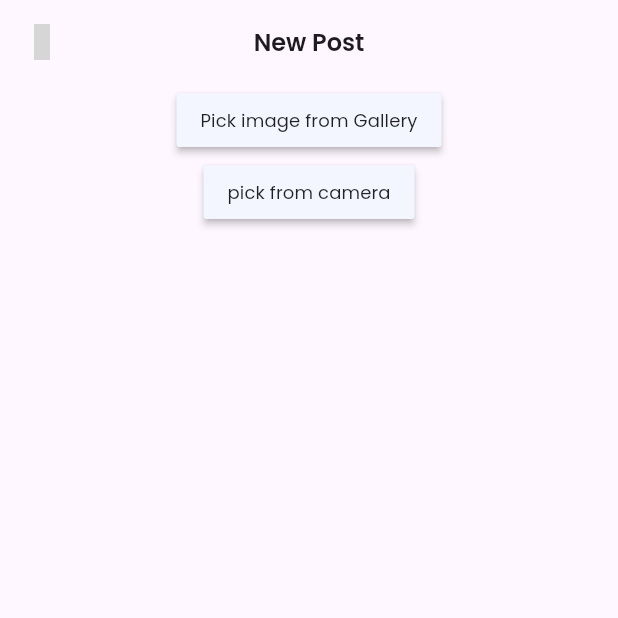
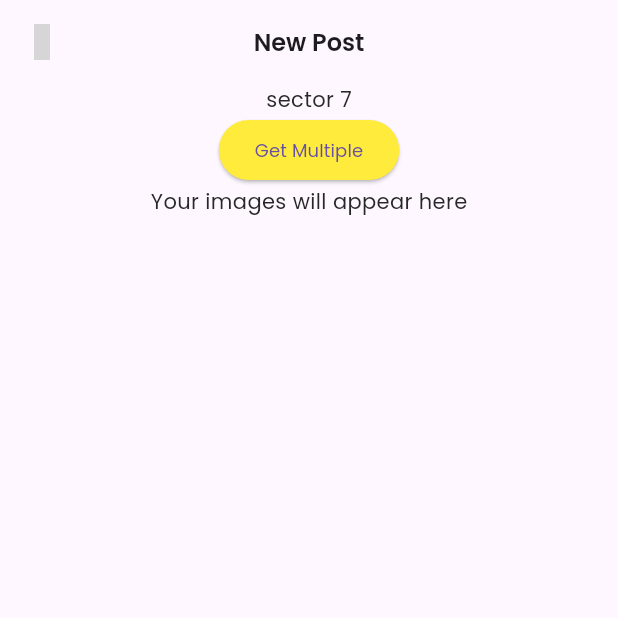
Before and after one commit to dev-blax/verbose-octo-invention, a Flutter app: the screen it shows after launch, item 3 of the bottom bar chosen, on a phone screen of 412 x 824 dp, the top half of it. Run offline on Flutter 3.47's test engine with Material 3 defaults, Android fonts, the phone set to English and light mode, and no system bars; our stand-ins replace flutter_spinkit, flutter_svg, get, iconsax, image_picker, rive and 1 more; grey boxes are pictures that could not be loaded.

Commit message:
progress one on home screen

```diff
--- a/lib/Features/Feeds/screens/home_screen.dart
+++ b/lib/Features/Feeds/screens/home_screen.dart
@@ -71,7 +71,7 @@ class _HomeScreenState extends State<HomeScreen> {
         ),
         const PostCard(
           postImageString: 'assets/images/portrait1.jpg',
-          username: 'Dwight Danda',
+          username: 'Stancer Fame',
           isVerified: false,
           location: 'Morena Hotel, Dodoma',
           profilePictureString: 'assets/images/lady-nice-hair.jpg',
--- a/lib/Features/Feeds/screens/new_post_screen.dart
+++ b/lib/Features/Feeds/screens/new_post_screen.dart
@@ -14,6 +14,9 @@ class NewPostScreen extends StatefulWidget {
 }
 
 class _NewPostScreenState extends State<NewPostScreen> {
+  List<File> selectedImages = [];
+  final picker = ImagePicker();
+
   File? image;
   void getImageFromGallery() async {
     try {
@@ -43,6 +46,23 @@ class _NewPostScreenState extends State<NewPostScreen> {
     }
   }
 
+  Future getImages() async {
+    final pickedFile = await picker.pickMultiImage(
+        imageQuality: 100, maxHeight: 1000, maxWidth: 1000);
+
+    List<XFile> xfilepick = pickedFile;
+
+    if (xfilepick.isNotEmpty) {
+      for (var i = 0; i < xfilepick.length; i++) {
+        selectedImages.add(File(xfilepick[i].path));
+      }
+
+      setState(() {});
+    } else {
+      Get.snackbar('Explore Larosa', 'Nothing is selected');
+    }
+  }
+
   @override
   Widget build(BuildContext context) {
     return Scaffold(
@@ -53,25 +73,24 @@ class _NewPostScreenState extends State<NewPostScreen> {
             onPressed: () => Get.back(),
             icon: const Icon(Iconsax.arrow_circle_left)),
       ),
-      body: SingleChildScrollView(
+      body: Column(
+        children: [
+          image == null
+              ? const Center(
                   child: Column(
                     children: [
-            image == null
-                ? Center(
-                    child: Column(
-                      children: [
-                        MaterialButton(
-                          color: LarosaColors.primaryBackground,
-                          onPressed: getImageFromGallery,
-                          child: const Text(
-                            'Pick image from Gallery',
-                          ),
-                        ),
-                        MaterialButton(
-                          color: LarosaColors.primaryBackground,
-                          onPressed: getImageFromCamera,
-                          child: const Text('pick from camera'),
-                        ),
+                      // MaterialButton(
+                      //   color: LarosaColors.primaryBackground,
+                      //   onPressed: getImageFromGallery,
+                      //   child: const Text(
+                      //     'Pick image from Gallery',
+                      //   ),
+                      // ),
+                      // MaterialButton(
+                      //   color: LarosaColors.primaryBackground,
+                      //   onPressed: getImageFromCamera,
+                      //   child: const Text('pick from camera'),
+                      // ),
                     ],
                   ),
                 )
@@ -165,10 +184,7 @@ class _NewPostScreenState extends State<NewPostScreen> {
                         decoration: BoxDecoration(
                             borderRadius: BorderRadius.circular(40),
                             gradient: const LinearGradient(
-                                  colors: [
-                                    Color(0xff34a4f9),
-                                    Color(0xff0a1282)
-                                  ],
+                                colors: [Color(0xff34a4f9), Color(0xff0a1282)],
                                 begin: Alignment.centerLeft,
                                 end: Alignment.centerRight)),
                         child: Center(
@@ -194,9 +210,40 @@ class _NewPostScreenState extends State<NewPostScreen> {
                       )
                     ],
                   ),
+                ),
+          const Text('sector 7'),
+          ElevatedButton(
+              style: ButtonStyle(
+                backgroundColor: MaterialStateProperty.all(Colors.yellow),
+              ),
+              onPressed: getImages,
+              child: const Text('Get Multiple')),
+          selectedImages.isEmpty
+              ? const Center(
+                  child: Text(
+                    'Your images will appear here',
+                  ),
+                )
+              : Padding(
+                  padding: const EdgeInsets.symmetric(horizontal: 8.0),
+                  child: SizedBox(
+                    height: 300,
+                    child: GridView.builder(
+                        itemCount: selectedImages.length,
+                        gridDelegate:
+                            const SliverGridDelegateWithFixedCrossAxisCount(
+                                crossAxisCount: 3),
+                        itemBuilder: (BuildContext context, int index) {
+                          return Center(
+                            child: Image.file(
+                              selectedImages[index],
+                              fit: BoxFit.cover,
+                            ),
+                          );
+                        }),
+                  ),
                 )
         ],
-        ),
       ),
     );
   }
--- a/lib/app.dart
+++ b/lib/app.dart
@@ -32,6 +32,7 @@ class App extends StatelessWidget {
       name: '/convo',
       page: () => const ConvoScreen(),
     ),
+    GetPage(name: '/new_post', page: () => const NewPostScreen())
   ];
 
   @override
```
Also changed, not shown: lib/router.dart (deleted). Lines whose indentation alone changed are shown as unchanged.
